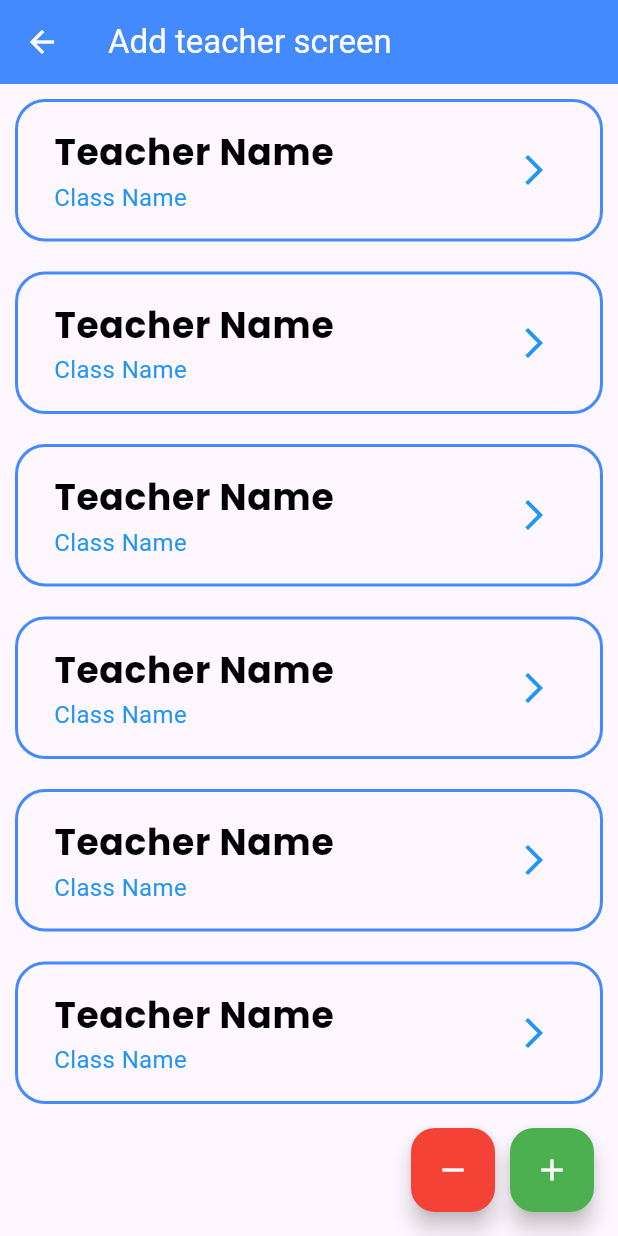
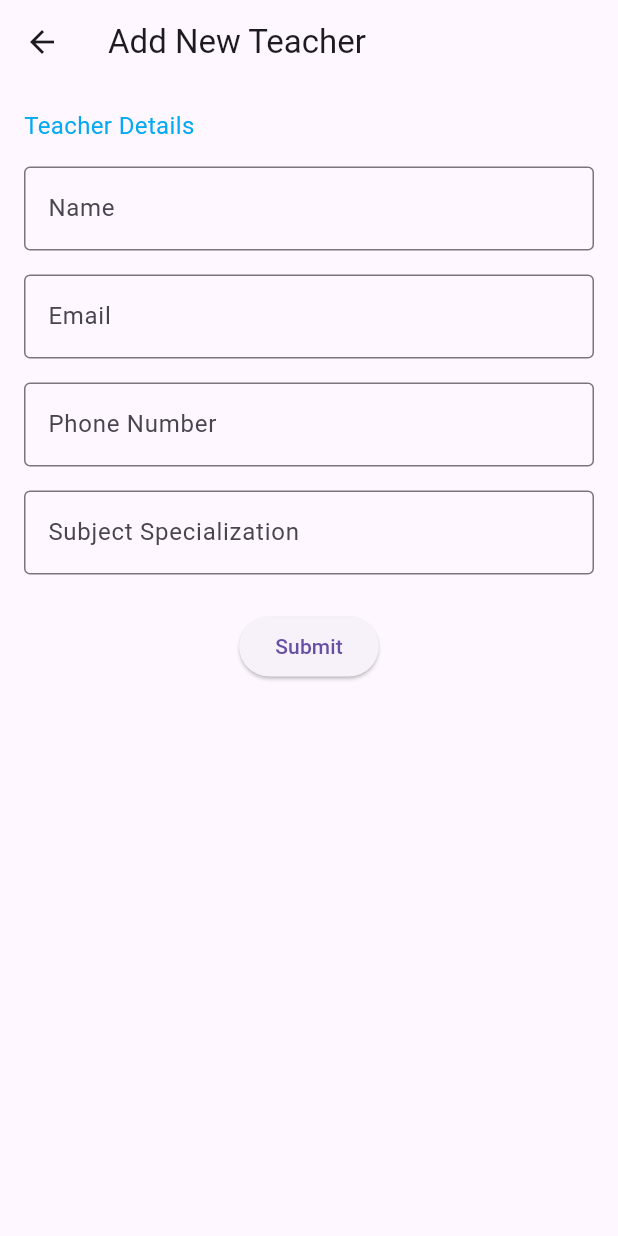
Before and after one commit to sourabhkunjir/nlss, a Flutter app: the AddTeacherScreen screen opened directly, after a tap on the "add" icon, on a phone screen of 412 x 824 dp. Run offline on Flutter 3.47's test engine with Material 3 defaults, Android fonts, the phone set to English and light mode, and no system bars; our stand-ins replace font_awesome_flutter, syncfusion_flutter_charts.

Commit message:
second commited

```diff
--- /dev/null
+++ b/lib/ui/add_new_teacher_screen.dart
@@ -0,0 +1,94 @@
+import 'package:exam_management/themes/static_theme_management.dart';
+import 'package:flutter/material.dart';
+
+class AddNewteacherScreen extends StatelessWidget {
+  const AddNewteacherScreen({super.key});
+
+  @override
+  Widget build(BuildContext context) {
+    // Controllers to retrieve input values
+    final TextEditingController nameController = TextEditingController();
+    final TextEditingController emailController = TextEditingController();
+    final TextEditingController phoneController = TextEditingController();
+    final TextEditingController subjectController = TextEditingController();
+
+    return Scaffold(
+      appBar: AppBar(
+        title: const Text("Add New Teacher"),
+      ),
+      body: Padding(
+        padding: const EdgeInsets.all(16.0),
+        child: Column(
+          crossAxisAlignment: CrossAxisAlignment.start,
+          children: [
+            Text(
+              "Teacher Details",
+              style: AppTextStyles.subtitle,
+            ),
+            const SizedBox(height: 16),
+            // Name TextField
+            TextField(
+              controller: nameController,
+              decoration: InputDecoration(
+                labelText: "Name",
+                hintText: "Enter teacher's name",
+                border: OutlineInputBorder(),
+              ),
+            ),
+            const SizedBox(height: 16),
+            // Email TextField
+            TextField(
+              controller: emailController,
+              keyboardType: TextInputType.emailAddress,
+              decoration: InputDecoration(
+                labelText: "Email",
+                hintText: "Enter teacher's email",
+                border: OutlineInputBorder(),
+              ),
+            ),
+            const SizedBox(height: 16),
+            // Phone Number TextField
+            TextField(
+              controller: phoneController,
+              keyboardType: TextInputType.phone,
+              decoration: InputDecoration(
+                labelText: "Phone Number",
+                hintText: "Enter teacher's phone number",
+                border: OutlineInputBorder(),
+              ),
+            ),
+            const SizedBox(height: 16),
+            // Subject Specialization TextField
+            TextField(
+              controller: subjectController,
+              decoration: InputDecoration(
+                labelText: "Subject Specialization",
+                hintText: "Enter subject specialization",
+                border: OutlineInputBorder(),
+              ),
+            ),
+            const SizedBox(height: 24),
+            // Submit Button
+            Center(
+              child: ElevatedButton(
+                onPressed: () {
+                  // Example: Print values to console
+                  print("Name: ${nameController.text}");
+                  print("Email: ${emailController.text}");
+                  print("Phone: ${phoneController.text}");
+                  print("Subject: ${subjectController.text}");
+
+                  // You can implement further logic to save or submit the data
+                  ScaffoldMessenger.of(context).showSnackBar(
+                    const SnackBar(content: Text("Teacher added successfully!")),
+                  );
+                },
+                child: const Text("Submit"),
+              ),
+            ),
+          ],
+        ),
+      ),
+    );
+  }
+}
--- a/lib/ui/add_student_screen.dart
+++ b/lib/ui/add_student_screen.dart
@@ -9,7 +9,7 @@ class AddStudentScreen extends StatelessWidget {
     final width = MediaQuery.of(context).size.width;
     return Scaffold(
       appBar: AppBar(
-        title: Text("Add teacher screen"),
+        title: Text("Add student screen"),
         backgroundColor: AppColors.kadmin,
         foregroundColor: AppColors.kinverseprimary,
       ),
--- a/lib/ui/add_teacher_screen.dart
+++ b/lib/ui/add_teacher_screen.dart
@@ -1,4 +1,5 @@
 import 'package:exam_management/themes/static_theme_management.dart';
+import 'package:exam_management/ui/add_new_teacher_screen.dart';
 import 'package:flutter/material.dart';
 
 class AddTeacherScreen extends StatelessWidget {
@@ -59,7 +60,13 @@ class AddTeacherScreen extends StatelessWidget {
             child: Icon(Icons.add),
             backgroundColor: Colors.green,
             foregroundColor: AppColors.kinverseprimary,
-            onPressed: () {},
+            onPressed: () {
+              Navigator.of(context).push(
+                MaterialPageRoute(
+                  builder: (context) => AddNewteacherScreen(),
+                ),
+              );
+            },
           ),
         ],
       ),
```
